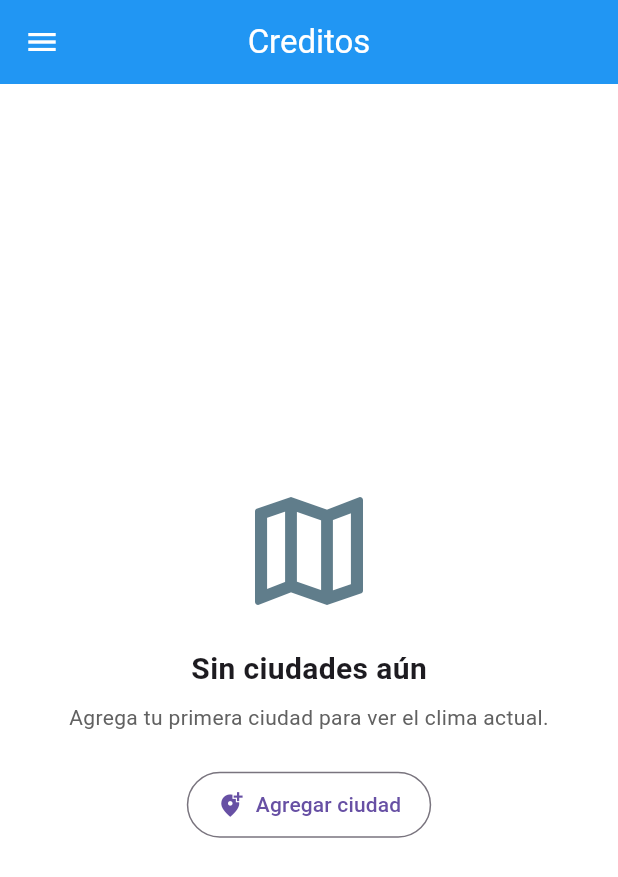
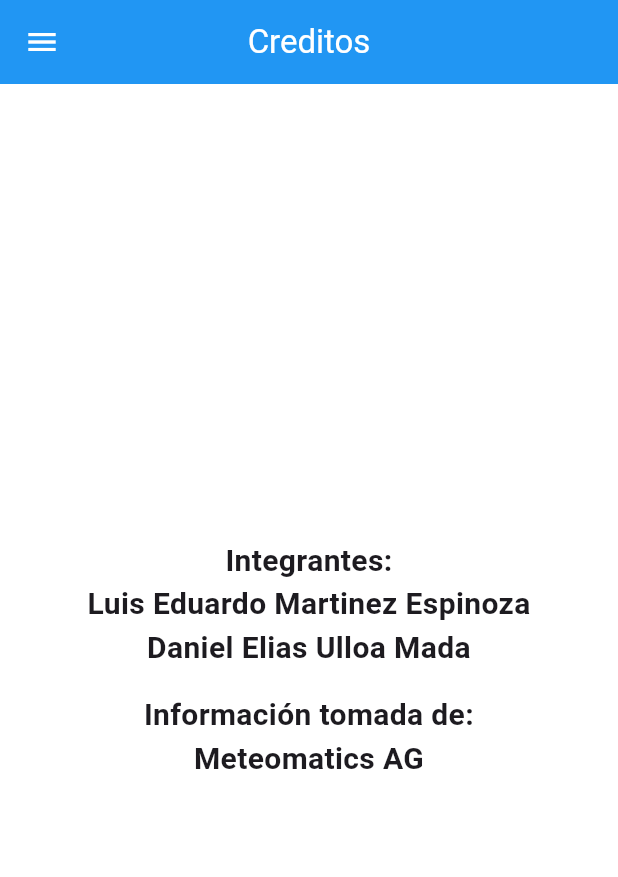
Before and after one commit to danyulloa21/weather-app, a Flutter app: the CreditsViews screen opened by its route, on a phone screen of 412 x 824 dp. Shown: the top 877 px of the screen. Run offline on Flutter 3.47's test engine with Material 3 defaults, Android fonts, the phone set to English and light mode, and no system bars; our stand-ins replace flutter_dotenv, get, get_storage, weather_icons; accounts and stored records are empty.

Commit message:
seccion creditos terminada

```diff
--- a/lib/app/modules/credits/views/credits_views.dart
+++ b/lib/app/modules/credits/views/credits_views.dart
@@ -14,35 +14,16 @@ class CreditsViews extends GetView<CreditsController> {
             child: Column(
               mainAxisAlignment: MainAxisAlignment.center,
               children: [
-                const Icon(
-                  Icons.map_outlined,
-                  size: 96,
-                  color: Colors.blueGrey,
+                const Text(
+                  'Integrantes:\nLuis Eduardo Martinez Espinoza\nDaniel Elias Ulloa Mada',
+                  textAlign: TextAlign.center,
+                  style: TextStyle(fontSize: 20, fontWeight: FontWeight.w600),
                 ),
                 const SizedBox(height: 16),
                 const Text(
-                  'Sin ciudades aún',
+                  'Información tomada de:\nMeteomatics AG',
+                  textAlign: TextAlign.center,
                   style: TextStyle(fontSize: 20, fontWeight: FontWeight.w600),
-                ),
-                const SizedBox(height: 8),
-                Text(
-                  'Agrega tu primera ciudad para ver el clima actual.',
-                  style: Theme.of(
-                    context,
-                  ).textTheme.bodyMedium?.copyWith(color: Colors.grey[700]),
-                  textAlign: TextAlign.center,
-                ),
-                const SizedBox(height: 24),
-                OutlinedButton.icon(
-                  onPressed: () => Get.toNamed('/search'),
-                  icon: const Icon(Icons.add_location_alt),
-                  label: const Text('Agregar ciudad'),
-                  style: OutlinedButton.styleFrom(
-                    padding: const EdgeInsets.symmetric(
-                      horizontal: 20,
-                      vertical: 12,
-                    ),
-                  ),
                 ),
               ],
             ),
```
